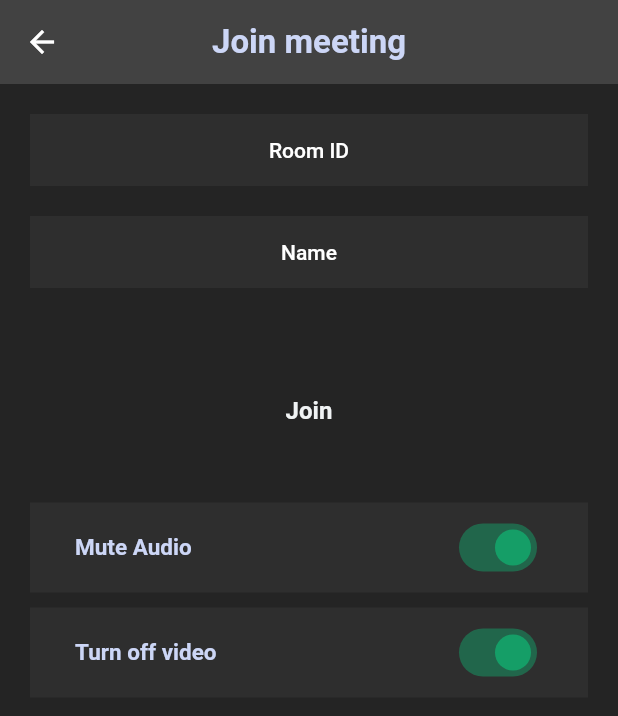
After one commit to Anjesh-shni/People_meet, a Flutter app: the screen it shows once a user with an empty profile is signed in, after a tap on the "person" icon, on a phone screen of 412 x 824 dp. The commit adds this screen. Shown: the top 716 px of the screen. Run offline on Flutter 3.47's test engine with Material 2 defaults, Android fonts, the phone set to English and light mode, and no system bars; our stand-ins replace cloud_firestore, firebase_auth, firebase_core, google_sign_in; missing offline and left inert: jitsi_meet; accounts and stored records are empty; network calls fail.

Commit message:
chat, call, video call, feature implemented

```diff
--- /dev/null
+++ b/meeting_app/lib/features/data_resource/jtsi_meeting_method.dart
@@ -0,0 +1,43 @@
+import 'package:flutter/material.dart';
+import 'package:jitsi_meet/feature_flag/feature_flag.dart';
+import 'package:jitsi_meet/jitsi_meet.dart';
+import 'package:meeting_app/features/data_resource/auth_method.dart';
+import 'package:meeting_app/features/data_resource/firestrore_method.dart';
+
+class JitsiMeetMethods {
+  final FirestoreMethod _firestoreMethod = FirestoreMethod();
+  final AuthMethod _authMethod = AuthMethod();
+
+  void createMeeting({
+    required String roomName,
+    required bool isAudioMuted,
+    required bool isVideoMuted,
+    String username = '',
+  }) async {
+    try {
+      FeatureFlag featureFlag = FeatureFlag();
+      featureFlag.welcomePageEnabled = false;
+      featureFlag.resolution = FeatureFlagVideoResolution
+          .MD_RESOLUTION; // Limit video resolution to 360p
+      String name;
+      if (username.isEmpty) {
+        name = _authMethod.user.displayName!;
+      } else {
+        name = username;
+      }
+      var options = JitsiMeetingOptions(room: roomName)
+        ..userDisplayName = name
+        ..userEmail = _authMethod.user.email
+        ..userAvatarURL = _authMethod.user.photoURL
+        ..audioMuted = isAudioMuted
+        ..videoMuted = isVideoMuted;
+
+      _firestoreMethod.addToMeetingHistory(roomName);
+      await JitsiMeet.joinMeeting(options);
+    } catch (error) {
+      SnackBar(
+        content: Text(error.toString()),
+      );
+    }
+  }
+}
--- a/meeting_app/lib/features/presentation/screens/home_page.dart
+++ b/meeting_app/lib/features/presentation/screens/home_page.dart
@@ -1,12 +1,88 @@
 import 'package:flutter/material.dart';
+import 'package:meeting_app/features/data_resource/auth_method.dart';
+import 'package:meeting_app/features/presentation/screens/pages/history_meeting.dart';
+import 'package:meeting_app/features/presentation/screens/pages/meeting_screen.dart';
+import 'package:meeting_app/global/constant/colors.dart';
+import 'package:meeting_app/global/reusable_widget/big_text.dart';
+import 'package:meeting_app/global/reusable_widget/custom_button.dart';
 
-class HomePage extends StatelessWidget {
+class HomePage extends StatefulWidget {
   const HomePage({super.key});
 
   @override
+  State<HomePage> createState() => _HomePageState();
+}
+
+class _HomePageState extends State<HomePage> {
+  final AuthMethod _authMethod = AuthMethod();
+  int _currentIndex = 0;
+  onPageChanged(int pageItem) {
+    setState(() {
+      _currentIndex = pageItem;
+    });
+  }
+
+  List<Widget> pages = [
+    MeetingScreen(),
+    const HistoryMeetingScreen(),
+    Container(),
+    CustomButton(
+      text: "Log Out",
+      color: secondaryBackgroundColor,
+      onPressed: () => AuthMethod().signOut(),
+    ),
+  ];
+
+  @override
   Widget build(BuildContext context) {
-    return Container(
-
+    return Scaffold(
+      appBar: AppBar(
+        centerTitle: true,
+        title: BigText(
+          text: "Meet & Chat",
+          size: 22,
+          color: whiteColor,
+        ),
+      ),
+      body: pages[_currentIndex],
+      drawer: Drawer(
+        backgroundColor: Colors.grey.withOpacity(0.3),
+      ),
+      bottomNavigationBar: BottomNavigationBar(
+        backgroundColor: footerColor,
+        selectedItemColor: green,
+        unselectedItemColor: lightGrey,
+        onTap: onPageChanged,
+        currentIndex: _currentIndex,
+        type: BottomNavigationBarType.fixed,
+        unselectedFontSize: 14,
+        items: const [
+          BottomNavigationBarItem(
+            label: "Meet & Chat",
+            icon: Icon(
+              Icons.comment_bank,
+            ),
+          ),
+          BottomNavigationBarItem(
+            label: "Meetings",
+            icon: Icon(
+              Icons.lock_clock,
+            ),
+          ),
+          BottomNavigationBarItem(
+            label: "Contacts",
+            icon: Icon(
+              Icons.person_outline,
+            ),
+          ),
+          BottomNavigationBarItem(
+            label: "Settings",
+            icon: Icon(
+              Icons.settings_outlined,
+            ),
+          ),
+        ],
+      ),
     );
   }
 }
--- /dev/null
+++ b/meeting_app/lib/features/presentation/screens/pages/meeting_screen.dart
@@ -0,0 +1,74 @@
+import 'dart:math';
+
+import 'package:flutter/material.dart';
+import 'package:meeting_app/features/data_resource/jtsi_meeting_method.dart';
+
+import '../../../../global/reusable_widget/big_text.dart';
+import '../../widget/custom_home_button.dart';
+
+class MeetingScreen extends StatelessWidget {
+  MeetingScreen({super.key});
+
+  final JitsiMeetMethods _jitsiMeetMethods = JitsiMeetMethods();
+
+  //new meeting method
+  createNewMeeting() {
+    var random = Random();
+    String roomName = (random.nextInt(100000000) + 10000000).toString();
+
+    _jitsiMeetMethods.createMeeting(
+      roomName: roomName,
+      isAudioMuted: true,
+      isVideoMuted: true,
+    );
+  }
+
+  //join Meeting
+  joinMeeting(BuildContext context) {
+    Navigator.pushNamed(context, "/video-call");
+  }
+
+  @override
+  Widget build(BuildContext context) {
+    return Padding(
+      padding: const EdgeInsets.symmetric(horizontal: 5, vertical: 15),
+      child: Column(
+        children: [
+          Row(
+            mainAxisAlignment: MainAxisAlignment.spaceEvenly,
+            children: [
+              CustomHomeButton(
+                icon: Icons.videocam,
+                onTap: createNewMeeting,
+                text: 'New Meeting',
+              ),
+              CustomHomeButton(
+                icon: Icons.person,
+                onTap: () => joinMeeting(context),
+                text: 'Join Meeting',
+              ),
+              CustomHomeButton(
+                icon: Icons.calendar_today_rounded,
+                onTap: () {},
+                text: 'Schedule',
+              ),
+              CustomHomeButton(
+                icon: Icons.arrow_upward_rounded,
+                onTap: () {},
+                text: 'Share screen',
+              ),
+            ],
+          ),
+          Expanded(
+            child: Center(
+              child: BigText(
+                text: "Create/Join meeting in a single click!",
+                size: 18,
+              ),
+            ),
+          ),
+        ],
+      ),
+    );
+  }
+}
--- /dev/null
+++ b/meeting_app/lib/features/presentation/screens/pages/video_call_meeting.dart
@@ -0,0 +1,131 @@
+import 'package:flutter/material.dart';
+import 'package:jitsi_meet/jitsi_meet.dart';
+import 'package:meeting_app/features/data_resource/auth_method.dart';
+import 'package:meeting_app/features/data_resource/jtsi_meeting_method.dart';
+import 'package:meeting_app/features/presentation/widget/meeting_option.dart';
+
+import '../../../../global/constant/colors.dart';
+import '../../../../global/reusable_widget/big_text.dart';
+
+class VideoCallMeeting extends StatefulWidget {
+  const VideoCallMeeting({super.key});
+
+  @override
+  State<VideoCallMeeting> createState() => _VideoCallMeetingState();
+}
+
+class _VideoCallMeetingState extends State<VideoCallMeeting> {
+  final AuthMethod _authMethod = AuthMethod();
+  late TextEditingController meetingIdController;
+  late TextEditingController nameController;
+  final JitsiMeetMethods _jitsiMeetMethods = JitsiMeetMethods();
+  bool isAudioMute = true;
+  bool isVideoMute = true;
+
+  @override
+  void initState() {
+    super.initState();
+    meetingIdController = TextEditingController();
+    nameController = TextEditingController(text: _authMethod.user.displayName);
+  }
+
+  @override
+  void dispose() {
+    super.dispose();
+    nameController.dispose();
+    meetingIdController.dispose();
+    JitsiMeet.removeAllListeners();
+  }
+
+  //join function
+  _joinMeeting() {
+    _jitsiMeetMethods.createMeeting(
+      roomName: meetingIdController.text,
+      isAudioMuted: isAudioMute,
+      isVideoMuted: isVideoMute,
+      username: nameController.text,
+    );
+  }
+
+  @override
+  Widget build(BuildContext context) {
+    return Scaffold(
+      appBar: AppBar(
+        centerTitle: true,
+        title: BigText(
+          text: "Join meeting",
+          size: 22,
+          color: whiteColor,
+        ),
+      ),
+      body: Padding(
+        padding: const EdgeInsets.symmetric(horizontal: 20, vertical: 20),
+        child: Column(
+          children: [
+            TextField(
+              controller: meetingIdController,
+              maxLines: 1,
+              keyboardType: TextInputType.number,
+              textAlign: TextAlign.center,
+              decoration: const InputDecoration(
+                fillColor: secondaryBackgroundColor,
+                border: InputBorder.none,
+                hintText: "Room ID",
+                filled: true,
+              ),
+            ),
+            const SizedBox(
+              height: 20,
+            ),
+            TextField(
+              controller: nameController,
+              maxLines: 1,
+              keyboardType: TextInputType.number,
+              textAlign: TextAlign.center,
+              decoration: const InputDecoration(
+                fillColor: secondaryBackgroundColor,
+                border: InputBorder.none,
+                hintText: "Name",
+                filled: true,
+              ),
+            ),
+            const SizedBox(
+              height: 60,
+            ),
+            InkWell(
+              onTap: _joinMeeting,
+              child: Padding(
+                padding: const EdgeInsets.all(12.0),
+                child: BigText(text: "Join"),
+              ),
+            ),
+            const SizedBox(height: 40),
+            MeetingOption(
+              text: "Mute Audio",
+              isMute: isAudioMute,
+              onChanged: onAudioMuted,
+            ),
+            const SizedBox(height: 10),
+            MeetingOption(
+              text: "Turn off video",
+              isMute: isVideoMute,
+              onChanged: onVideoMuted,
+            ),
+          ],
+        ),
+      ),
+    );
+  }
+
+  onAudioMuted(bool val) {
+    setState(() {
+      isAudioMute = val;
+    });
+  }
+
+  onVideoMuted(bool val) {
+    setState(() {
+      isVideoMute = val;
+    });
+  }
+}
--- /dev/null
+++ b/meeting_app/lib/features/presentation/widget/custom_home_button.dart
@@ -0,0 +1,44 @@
+import 'package:flutter/material.dart';
+import 'package:meeting_app/global/constant/colors.dart';
+import 'package:meeting_app/global/reusable_widget/big_text.dart';
+
+class CustomHomeButton extends StatelessWidget {
+  final String text;
+  final IconData icon;
+  final VoidCallback onTap;
+  const CustomHomeButton(
+      {super.key, required this.text, required this.icon, required this.onTap});
+
+  @override
+  Widget build(BuildContext context) {
+    return Column(
+      children: [
+        GestureDetector(
+          onTap: onTap,
+          child: Container(
+            margin: const EdgeInsets.symmetric(horizontal: 10),
+            height: 80,
+            width: 80,
+            decoration: BoxDecoration(
+                color: buttonColor,
+                borderRadius: BorderRadius.circular(5),
+                boxShadow: [
+                  BoxShadow(
+                    color: Colors.black.withOpacity(0.06),
+                    offset: const Offset(0, 0.4),
+                    blurRadius: 10,
+                  ),
+                ]),
+            child: Center(
+              child: Icon(icon),
+            ),
+          ),
+        ),
+        const SizedBox(
+          height: 10,
+        ),
+        BigText(text: text),
+      ],
+    );
+  }
+}
--- /dev/null
+++ b/meeting_app/lib/features/presentation/widget/meeting_option.dart
@@ -0,0 +1,38 @@
+import 'package:flutter/material.dart';
+import 'package:meeting_app/global/constant/colors.dart';
+import 'package:meeting_app/global/reusable_widget/small_text.dart';
+
+class MeetingOption extends StatelessWidget {
+  final String text;
+  final bool isMute;
+  final Function(bool) onChanged;
+  const MeetingOption(
+      {super.key,
+      required this.text,
+      required this.isMute,
+      required this.onChanged});
+
+  @override
+  Widget build(BuildContext context) {
+    return Container(
+      padding: const EdgeInsets.symmetric(horizontal: 30, vertical: 20),
+      height: 60,
+      color: secondaryBackgroundColor,
+      child: Row(
+        mainAxisAlignment: MainAxisAlignment.spaceBetween,
+        children: [
+          SmallText(
+            text: text,
+            size: 15,
+            color: whiteColor,
+          ),
+          Switch.adaptive(
+            value: isMute,
+            onChanged: onChanged,
+            activeColor: green,
+          ),
+        ],
+      ),
+    );
+  }
+}
--- a/meeting_app/lib/main.dart
+++ b/meeting_app/lib/main.dart
@@ -1,10 +1,13 @@
 import 'package:firebase_core/firebase_core.dart';
 import 'package:flutter/material.dart';
+import 'package:meeting_app/features/data_resource/auth_method.dart';
 import 'package:meeting_app/features/presentation/login_page/login_page.dart';
 import 'package:meeting_app/features/presentation/screens/home_page.dart';
+import 'package:meeting_app/features/presentation/screens/pages/video_call_meeting.dart';
 import 'package:meeting_app/global/constant/colors.dart';
+import 'package:meeting_app/global/reusable_widget/big_text.dart';
 
-void main() async{
+void main() async {
   WidgetsFlutterBinding.ensureInitialized();
   await Firebase.initializeApp();
   runApp(const MyApp());
@@ -18,7 +21,7 @@ class MyApp extends StatelessWidget {
     debugPrint("=======APP STARTED=======");
     return MaterialApp(
       debugShowCheckedModeBanner: false,
-      title: 'Arcane',
+      title: 'Arcane Meet',
       theme: ThemeData.dark().copyWith(
         useMaterial3: true,
         scaffoldBackgroundColor: backgroundColor,
@@ -26,8 +29,33 @@ class MyApp extends StatelessWidget {
       routes: {
         '/login': (context) => const LoginPage(),
         '/home': (context) => const HomePage(),
+        '/video-call': (context) => const VideoCallMeeting(),
       },
-      home: const LoginPage(),
+      home: StreamBuilder(
+        stream: AuthMethod().authChanges,
+        builder: (context, snapshot) {
+          if (snapshot.connectionState == ConnectionState.none) {
+            return Center(
+              child: BigText(
+                text: "You need to logIn first to join or Host Meeting",
+                size: 25,
+                color: whiteColor,
+              ),
+            );
+          }
+          if (snapshot.connectionState == ConnectionState.waiting) {
+            return const Center(
+              child: CircularProgressIndicator(
+                color: green,
+              ),
+            );
+          }
+          if (snapshot.hasData) {
+            return const HomePage();
+          }
+          return const LoginPage();
+        },
+      ),
     );
   }
 }
```
Also changed, not shown: meeting_app/lib/features/data_resource/auth_method.dart (+14 -1 lines), meeting_app/lib/features/data_resource/firestrore_method.dart (added, +30 -0 lines), meeting_app/lib/features/presentation/login_page/login_page.dart (+8 -6 lines), meeting_app/lib/features/presentation/screens/pages/history_meeting.dart (added, +45 -0 lines), meeting_app/pubspec.yaml (+7 -0 lines), meeting_app/pubspec.lock, 5 other files.
